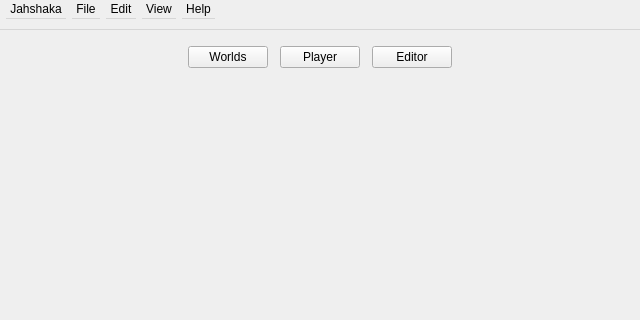
Qt form src/mainwindow.ui (jahshaka/Studio) before a commit; both pictures show x 0 to 640 and y 0 to 320 of the 640 by 480 pixel window.
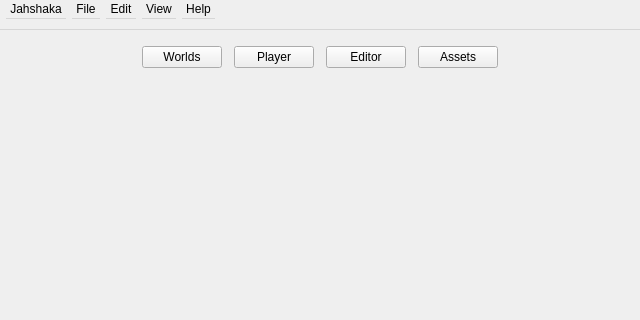
The same form after that commit. Icons and pictures are not drawn.

Patch:
```diff
--- a/src/mainwindow.ui
+++ b/src/mainwindow.ui
@@ -558,7 +558,7 @@
       <property name="styleSheet">
        <string notr="true"/>
       </property>
-      <layout class="QHBoxLayout" name="horizontalLayout_2" stretch="0,0,0,0,0">
+      <layout class="QHBoxLayout" name="horizontalLayout_2" stretch="0,0,0,0,0,0">
        <property name="spacing">
         <number>12</number>
        </property>
@@ -617,6 +617,13 @@
          </property>
         </widget>
        </item>
+       <item>
+        <widget class="QPushButton" name="assets_menu">
+         <property name="text">
+          <string>Assets</string>
+         </property>
+        </widget>
+       </item>
        <item>
         <spacer name="horizontalSpacer_4">
          <property name="orientation">
```
Left out of the diff: 4 changed lines with no effect on the pictures.
